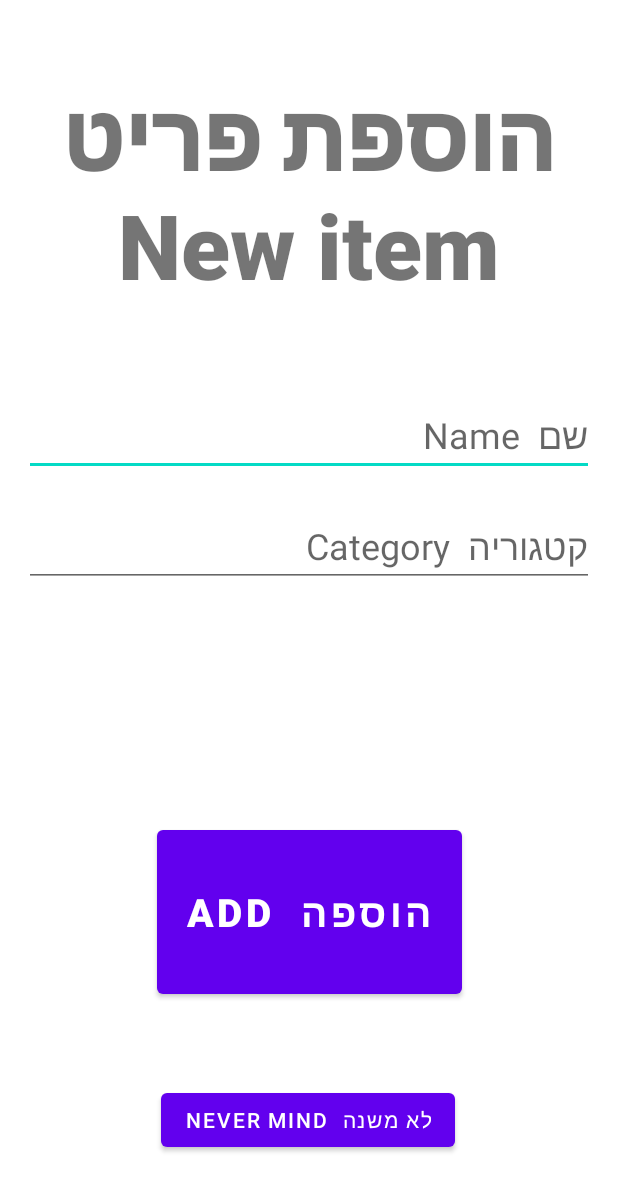
After one commit to JosefMamo12/Zuza-s, an Android app: the layout activity_menu_add_item.xml on its own in the app's theme, with its tools: preview values and no code run, on a phone screen of 412 x 824 dp. The commit adds this screen. Shown: the top 1191 px of the screen. Run offline under Robolectric (Android 15) with nearby library versions, the phone set to English and light mode, and no system bars.

Commit message:
Menu to show items, page to add items and debug button show to print items

```diff
--- /dev/null
+++ b/app/src/main/res/layout/activity_menu_add_item.xml
@@ -0,0 +1,92 @@
+<?xml version="1.0" encoding="utf-8"?>
+<androidx.constraintlayout.widget.ConstraintLayout xmlns:android="http://schemas.android.com/apk/res/android"
+    xmlns:app="http://schemas.android.com/apk/res-auto"
+    xmlns:tools="http://schemas.android.com/tools"
+    android:layout_width="match_parent"
+    android:layout_height="match_parent"
+    tools:context=".Register">
+
+    <TextView
+        android:id="@+id/add_item_header"
+        android:layout_width="match_parent"
+        android:layout_height="wrap_content"
+        android:text="@string/add_item_header"
+        android:textSize="60sp"
+        android:textAlignment="center"
+        android:textStyle="bold"
+        android:fontFamily="sans-serif-black"
+        app:layout_constraintTop_toTopOf="parent"
+        app:layout_constraintRight_toRightOf="parent"
+        app:layout_constraintLeft_toLeftOf="parent"
+        android:layout_marginTop="50dp"
+        tools:ignore="MissingConstraints"
+        />
+
+    <EditText
+        android:id="@+id/add_item_name"
+        android:layout_marginTop="60dp"
+        android:layout_width="380dp"
+        android:layout_height="wrap_content"
+        android:ems="10"
+        android:hint="@string/add_item_name"
+        android:inputType="text"
+        android:textSize="24sp"
+        app:layout_constraintLeft_toLeftOf="parent"
+        app:layout_constraintRight_toRightOf="parent"
+        app:layout_constraintTop_toBottomOf="@id/add_item_header"
+
+        tools:ignore="MissingConstraints" />
+
+    <EditText
+        android:id="@+id/add_item_category"
+        android:layout_width="380dp"
+        android:layout_height="wrap_content"
+        android:layout_marginTop="20dp"
+        android:ems="10"
+        android:hint="@string/add_item_category"
+        android:inputType="text"
+        android:textSize="24sp"
+        app:layout_constraintLeft_toLeftOf="parent"
+        app:layout_constraintRight_toRightOf="parent"
+        app:layout_constraintTop_toBottomOf="@id/add_item_name"
+        tools:ignore="MissingConstraints" />
+
+    <ProgressBar
+        android:id="@+id/progressBar"
+        style="@android:attr/progressBarStyleLarge"
+        android:layout_width="wrap_content"
+        android:layout_height="wrap_content"
+        android:layout_centerInParent="true"
+        android:visibility="gone"
+        app:layout_constraintTop_toTopOf="parent"
+        app:layout_constraintBottom_toBottomOf="parent"
+        app:layout_constraintLeft_toLeftOf="parent"
+        app:layout_constraintRight_toRightOf="parent"
+        tools:ignore="MissingConstraints" />
+
+    <Button
+        android:onClick="onClick"
+        android:id="@+id/add_item_finish"
+        android:layout_width="203dp"
+        android:layout_height="121dp"
+        android:text="@string/add_item_finish"
+        android:textSize="26sp"
+        android:textStyle="bold"
+        app:layout_constraintBottom_toBottomOf="parent"
+        app:layout_constraintEnd_toEndOf="parent"
+        app:layout_constraintStart_toStartOf="parent"
+        app:layout_constraintTop_toBottomOf="@+id/add_item_category" />
+
+    <Button
+        android:onClick="onClick"
+        android:id="@+id/add_item_abort"
+        android:layout_width="wrap_content"
+        android:layout_height="wrap_content"
+        android:text="@string/add_item_abort"
+        app:layout_constraintBottom_toBottomOf="parent"
+        app:layout_constraintEnd_toEndOf="parent"
+        app:layout_constraintHorizontal_bias="0.498"
+        app:layout_constraintStart_toStartOf="parent"
+        app:layout_constraintTop_toBottomOf="@+id/add_item_finish" />
+
+</androidx.constraintlayout.widget.ConstraintLayout>
--- a/app/src/main/res/values/strings.xml
+++ b/app/src/main/res/values/strings.xml
@@ -17,5 +17,18 @@
     <string name="fb_login_protocol_scheme">fb3018310431648249</string>
     <string name="facebook_client_token">48ec3cf223794ce4c9677cef67bca291</string>
 
+     <!-- (From Main Page) Menu page -->
+    <string name="add_item_menu">Add</string>
+    <string name="get_items_menu">Show</string>
+    <string name="items_list">Items</string>
+
+
+    <!-- (From Menu Page) Add item page (Manager page) -->
+    <string name="add_item_header">הוספת פריט \ New item</string>
+    <string name="add_item_name">שם \ Name</string>
+    <string name="add_item_category">קטגוריה \ Category</string>
+    <string name="add_item_finish">הוספה \ Add</string>
+    <string name="add_item_abort">Never mind \ לא משנה</string>
+
 
 </resources>
```
Also changed, not shown: app/src/main/AndroidManifest.xml (+30 -5 lines), app/src/main/java/com/example/myapplication/MenuPage.java (added, +65 -0 lines), app/src/main/java/com/example/myapplication/addMenuItem.java (+30 -14 lines), app/src/main/java/com/example/myapplication/menuItem.java (+13 -0 lines), app/src/main/res/layout/activity_login.xml (+8 -5 lines), app/src/main/res/layout/activity_menu.xml (+31 -6 lines), app/src/main/res/layout/menu_list_recycler_view.xml (added, +29 -0 lines).
